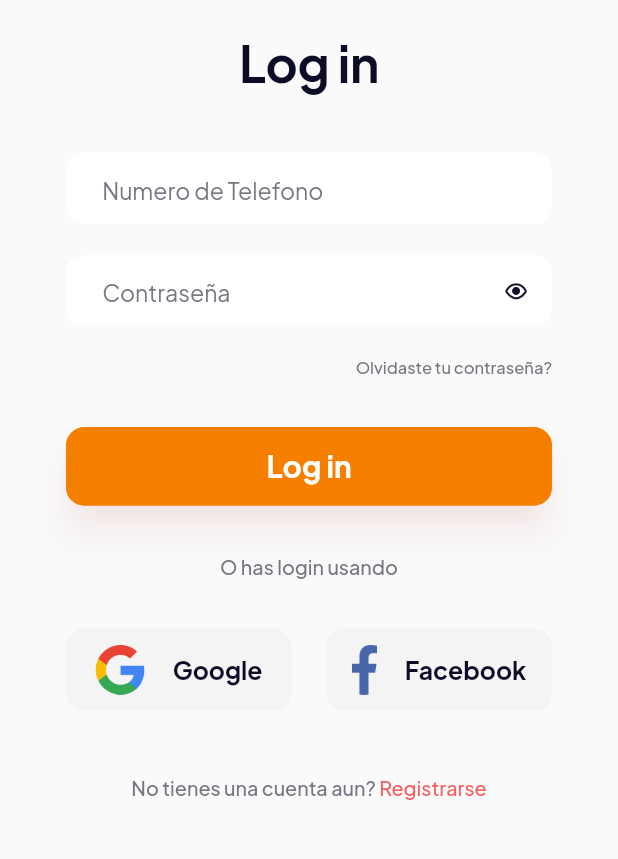
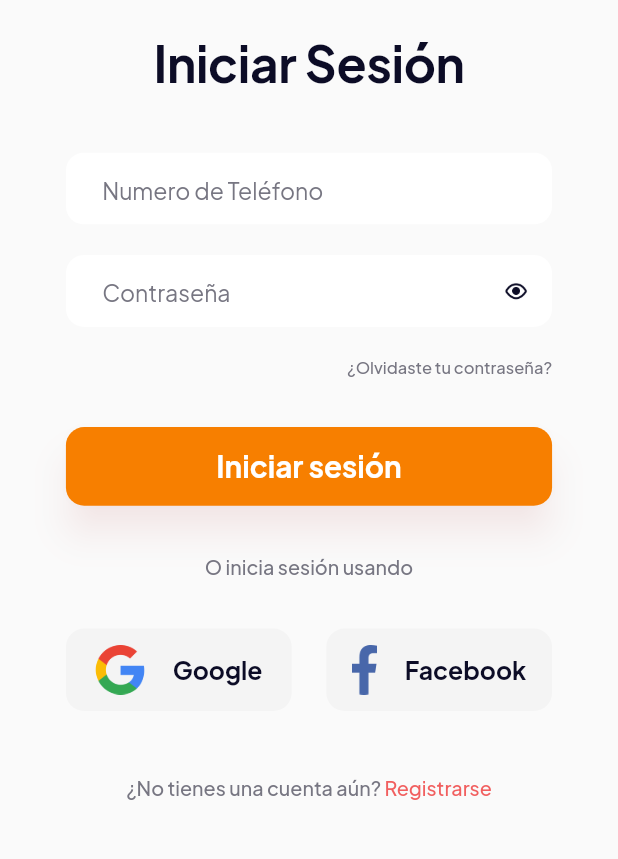
Before and after one commit to FabricioLatl/spaceddy-app-asciende, a Flutter app: the LoginScreen screen opened by its route, on a phone screen of 412 x 824 dp, the part 172-1031 px from its top. Run offline on Flutter 3.47's test engine with Material 2 defaults, Android fonts, the phone set to English and light mode, and no system bars; our stand-ins replace camera, carousel_slider, csc_picker, flutter_chat_types, flutter_chat_ui, flutter_native_splash and 9 more; missing offline and left inert: snapping_sheet, syncfusion_flutter_core.

Commit message:
Update LoginScreen.dart

```diff
--- a/lib/screens/LoginScreen.dart
+++ b/lib/screens/LoginScreen.dart
@@ -45,7 +45,7 @@ class _LoginScreenState extends State<LoginScreen> {
                       width: size.width,
                       margin: EdgeInsets.only(bottom: 38.h),
                       child: Text(
-                        'Log in',
+                        'Iniciar Sesión',
                         textAlign: TextAlign.center,
                         style: TextStyle(
                             fontSize: 30.sp,
@@ -56,7 +56,7 @@ class _LoginScreenState extends State<LoginScreen> {
                     ),
                     const AuthInput(
                       keyBoardType: TextInputType.number,
-                      placeholder: 'Numero de Telefono',
+                      placeholder: 'Numero de Teléfono',
                     ),
                     const AuthInput(
                       keyBoardType: TextInputType.text,
@@ -71,7 +71,7 @@ class _LoginScreenState extends State<LoginScreen> {
                               context, route.kForgotScreenRoute);
                         },
                         child: Text(
-                          'Olvidaste tu contraseña?',
+                          '¿Olvidaste tu contraseña?',
                           style: TextStyle(
                             fontSize: 10.sp,
                             fontWeight: FontWeight.w500,
@@ -81,7 +81,7 @@ class _LoginScreenState extends State<LoginScreen> {
                       ),
                     ),
                     CommonBtn(
-                      btnText: 'Log in',
+                      btnText: 'Iniciar sesión',
                       hasSpacing: EdgeInsets.symmetric(vertical: 32.h),
                       hasNavigat: true,
                       routeName: route.kMainScreenRoute,
@@ -90,7 +90,7 @@ class _LoginScreenState extends State<LoginScreen> {
                       width: size.width,
                       margin: EdgeInsets.only(bottom: 32.h),
                       child: Text(
-                        'O has login usando',
+                        'O inicia sesión usando',
                         textAlign: TextAlign.center,
                         style: TextStyle(
                           fontSize: 12.sp,
@@ -125,7 +125,7 @@ class _LoginScreenState extends State<LoginScreen> {
                     mainAxisAlignment: MainAxisAlignment.center,
                     children: [
                       Text(
-                        'No tienes una cuenta aun?',
+                        '¿No tienes una cuenta aún?',
                         style: TextStyle(
                           fontSize: 12.sp,
                           fontWeight: FontWeight.w500,
```
